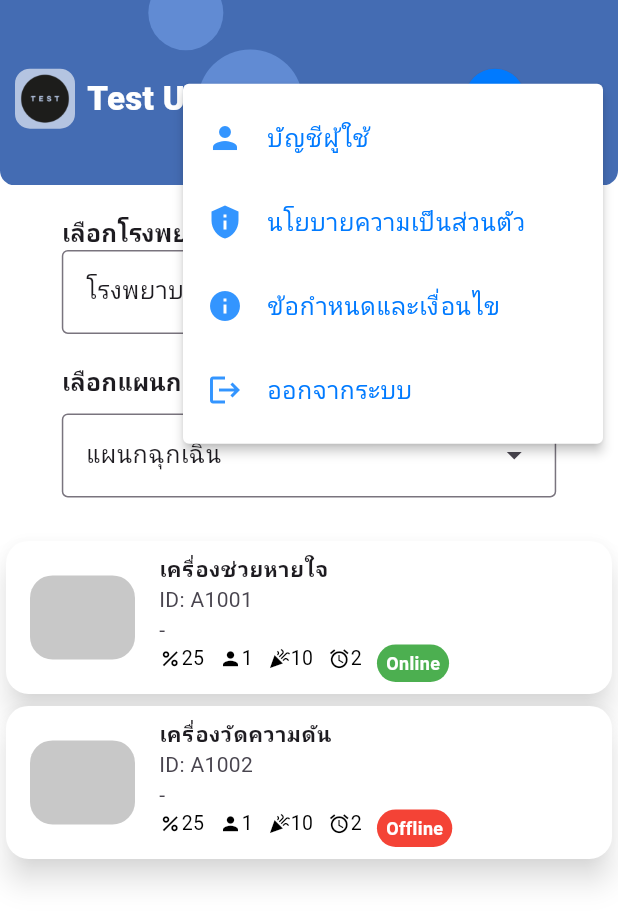
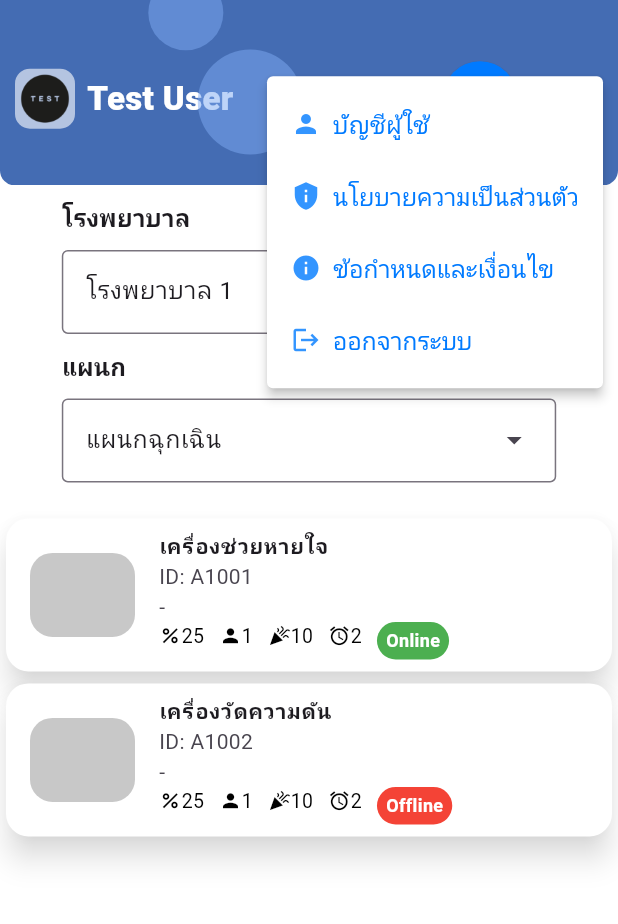
Before and after one commit to jaturonsangsiri/testApp, a Flutter app: the HomePage screen opened by its route, after a tap on the "settings" icon, on a phone screen of 412 x 824 dp. Shown: the top 924 px of the screen. Run offline on Flutter 3.47's test engine with Material 3 defaults, Android fonts, the light colour scheme and no system bars; our stand-ins replace flutter_bloc, font_awesome_flutter, webview_flutter; missing offline and left inert: webview_flutter_android.

Commit message:
feat: Add ProfilePage and CircleIconNoNumber widget; enhance HomePage and RegisterPage UI

```diff
--- a/lib/src/pages/home_page.dart
+++ b/lib/src/pages/home_page.dart
@@ -407,7 +407,7 @@ class _HomePageState extends State<HomePage> {
                     ),
                 ],
               ),
-              const SizedBox(height: 10),
+              //const SizedBox(height: 10),
 
               // ตัวเลือกโรงพยาบาลและวอด
               Center(
@@ -415,7 +415,8 @@ class _HomePageState extends State<HomePage> {
                   crossAxisAlignment: CrossAxisAlignment.start,
                   children: [
                     const SizedBox(height: 10,),
-                    Text('เลือกโรงพยาบาล', style: TextStyle(fontSize: isTablet? 20 : 16, fontWeight: FontWeight.w700),),
+                    Text('โรงพยาบาล', style: TextStyle(fontSize: isTablet? 20 : 16, fontWeight: FontWeight.w700),),
+                    const SizedBox(height: 10,),
                     DropdownMenu<String>(
                       initialSelection: hospitalSelected,
                       width: isTablet? width * 0.4 : width * 0.8,
@@ -437,8 +438,8 @@ class _HomePageState extends State<HomePage> {
                         }
                       },
                     ),
-                    const SizedBox(height: 20,),
-                    Text('เลือกแผนก', style: TextStyle(fontSize: isTablet? 20 : 16, fontWeight: FontWeight.w700),),
+                    const SizedBox(height: 10,),
+                    Text('แผนก', style: TextStyle(fontSize: isTablet? 20 : 16, fontWeight: FontWeight.w700),),
                     const SizedBox(height: 10,),
                     DropdownMenu<String>(
                       initialSelection: departmentSelected,
@@ -451,10 +452,10 @@ class _HomePageState extends State<HomePage> {
                         });
                       },
                     ),
-                    const SizedBox(height: 25,),
                   ],
                 ),
               ),
+              const SizedBox(height: 20,),
 
               // แสดงข้อมูลรายการอุปกรณ์ที่มีทั้งหมด
               Expanded(
--- a/lib/src/pages/register_page.dart
+++ b/lib/src/pages/register_page.dart
@@ -133,8 +133,6 @@ class _RegisterPageState extends State<RegisterPage> {
     isTablet = width > 600 ? true : false;
     return Scaffold(
       body: SafeArea(
-        child: Padding(
-          padding: const EdgeInsets.all(10),
         child: Form(
           key: _formKey,
           child: Stack(
@@ -280,7 +278,6 @@ class _RegisterPageState extends State<RegisterPage> {
           ),
         ),
       ),
-      ),
     );
   }
 }
--- a/lib/src/widgets/options_menubar.dart
+++ b/lib/src/widgets/options_menubar.dart
@@ -1,5 +1,6 @@
 import 'package:firstapp/src/contants/contants.dart';
 import 'package:firstapp/src/pages/notification_page.dart';
+import 'package:firstapp/src/pages/profile_page.dart';
 import 'package:firstapp/src/widgets/icons_style.dart';
 import 'package:firstapp/src/widgets/systemWidgetCustom.dart';
 import 'package:firstapp/src/widgets/webview_widget.dart';
@@ -34,16 +35,16 @@ class _OptionsMenubarState extends State<OptionsMenubar> {
     return Row(
       children: [
         CircleIcon(
-          icon: Icon(Icons.notifications, color: Colors.white, size: isTablet? 25 : 20),
+          icon: Icon(Icons.notifications, color: Colors.white, size: isTablet? 35 : 30),
           colorbg: primaryColor,
-          padding: isTablet? 4 : 2,
+          padding: isTablet? 15 : 10,
           function: () => Navigator.push(context, MaterialPageRoute(builder: (context) => NotificationPage(),)),
         ),
         const SizedBox(width: 20,),
         PopupMenuButton<CustomPopupMenuItem>(
           initialValue: _selectedItem,
           color: Colors.white,
-          child: Icon(Icons.settings, color: Colors.white, size: isTablet? 25 : 20),
+          child: Icon(Icons.settings, color: Colors.white, size: isTablet? 35 : 30),
           onSelected: (CustomPopupMenuItem item) {
             setState(() {
               _selectedItem = item;
@@ -54,30 +55,29 @@ class _OptionsMenubarState extends State<OptionsMenubar> {
               CustomCustomPopupMenuItem(
                 value: CustomPopupMenuItem(
                   title: 'บัญชีผู้ใช้',
-                  icon: Icon(Icons.person, color: primaryColor.withOpacity(0.8)),
-                  onTap: () {
-                    // ไปหน้าโปรไฟล์
-                  },
+                  icon: Icon(Icons.person, size: 20, color: primaryColor.withOpacity(0.8)),
+                  // ไปหน้าโปรไฟล์
+                  onTap: () => Navigator.push(context, MaterialPageRoute(builder: (context) => ProfilePage(),)),
                 ),
               ),
               CustomCustomPopupMenuItem(
                 value: CustomPopupMenuItem(
                   title: 'นโยบายความเป็นส่วนตัว',
-                  icon: Icon(Icons.privacy_tip, color: primaryColor.withOpacity(0.8)),
+                  icon: Icon(Icons.privacy_tip, size: 20, color: primaryColor.withOpacity(0.8)),
                   onTap: () => Navigator.push(context, MaterialPageRoute(builder: (context) => WebviewWidget(url: 'https://siamatic.co.th/privacy-policy', title: 'นโยบายความเป็นส่วนตัว'),)),
                 ),
               ),
               CustomCustomPopupMenuItem(
                 value: CustomPopupMenuItem(
                   title: 'ข้อกำหนดและเงื่อนไข',
-                  icon: Icon(Icons.info, color: primaryColor.withOpacity(0.8)),
+                  icon: Icon(Icons.info, size: 20, color: primaryColor.withOpacity(0.8)),
                   onTap: () => Navigator.push(context, MaterialPageRoute(builder: (context) => WebviewWidget(url: 'https://siamatic.co.th/terms-conditions', title: 'ข้อกำหนดและเงื่อนไข'),)),
                 ),
               ),
               CustomCustomPopupMenuItem(
                 value: CustomPopupMenuItem(
                   title: 'ออกจากระบบ',
-                  icon: Icon(Icons.logout, color: primaryColor.withOpacity(0.8)),
+                  icon: Icon(Icons.logout, size: 20, color: primaryColor.withOpacity(0.8)),
                   onTap: () {
                     systemwidgetcustom.showDialogConfirm(context, 'ออกจากระบบ', 'ท่านต้องการออกจากระบบหรือไม่?', () {
                       // ปิดทั้ง popup menu และออกจากระบบไปหน้าเข้าสู่ระบบ
@@ -128,10 +128,6 @@ class CustomCustomPopupMenuItem extends PopupMenuEntry<CustomPopupMenuItem> {
 class _CustomCustomPopupMenuItemState extends State<CustomCustomPopupMenuItem> {
   @override
   Widget build(BuildContext context) {
-    return ListTile(
-      leading: widget.value.icon,
-      title: Text(widget.value.title, style: TextStyle(color: primaryColor),),
-      onTap: widget.value.onTap,
-    );
+    return TextButton.icon(onPressed: widget.value.onTap, style: TextButton.styleFrom(alignment: Alignment.centerLeft,padding: const EdgeInsets.symmetric(horizontal: 16.0)), icon: widget.value.icon, label: Text(widget.value.title, style: TextStyle(color: primaryColor, fontSize: 16),),);
   }
 }
--- a/lib/src/widgets/systemWidgetCustom.dart
+++ b/lib/src/widgets/systemWidgetCustom.dart
@@ -157,6 +157,25 @@ class Systemwidgetcustom {
       },
     );
   }
+
+  // รูปโปรไฟล์ วงกลมมีรูปภาพอยู่ด้านใน
+  Widget circleImageButton(String picPath, double size, double picHeight, GestureTapCallback onTap) {
+    return GestureDetector(
+      onTap: onTap,
+      child: ClipRRect(
+        borderRadius: BorderRadius.circular(10),
+        child: SizedBox.fromSize(
+          size: Size.fromRadius(size),
+          child: Image.asset(
+            picPath,
+            fit: BoxFit.cover,
+            height: picHeight,
+            scale: 0.7,
+          ),
+        ),
+      ),
+    );
+  }
 }
 
 // สวิทซ์เลื่อนสร้างขึ้นเอง
--- a/lib/src/widgets/title.dart
+++ b/lib/src/widgets/title.dart
@@ -1,7 +1,9 @@
+import 'package:firstapp/src/widgets/systemWidgetCustom.dart';
 import 'package:flutter/material.dart';
 
 class TitleName extends StatelessWidget {
-  const TitleName({super.key});
+  TitleName({super.key});
+  Systemwidgetcustom systemwidgetcustom = Systemwidgetcustom();
 
   @override
   Widget build(BuildContext context) {
@@ -15,18 +17,7 @@ class TitleName extends StatelessWidget {
             color: Colors.white60,
             borderRadius: BorderRadius.circular(10),
           ),
-          child: ClipRRect(
-            borderRadius: BorderRadius.circular(10),
-            child: SizedBox.fromSize(
-              size: Size.fromRadius(isTablet ? 28 : 18),
-              child: Image.asset(
-                'lib/src/images/app-logo.png',
-                fit: BoxFit.cover,
-                height: 50,
-                scale: 0.7,
-              ),
-            ),
-          ),
+          child: systemwidgetcustom.circleImageButton("lib/src/images/app-logo.png", 18, 50, () {}),
         ),
         SizedBox(
           width: MediaQuery.of(context).size.width * 0.5,
```
Also changed, not shown: lib/src/pages/profile_page.dart (added, +200 -0 lines), lib/src/widgets/icons_style.dart (+41 -0 lines). Lines whose indentation alone changed are shown as unchanged.
